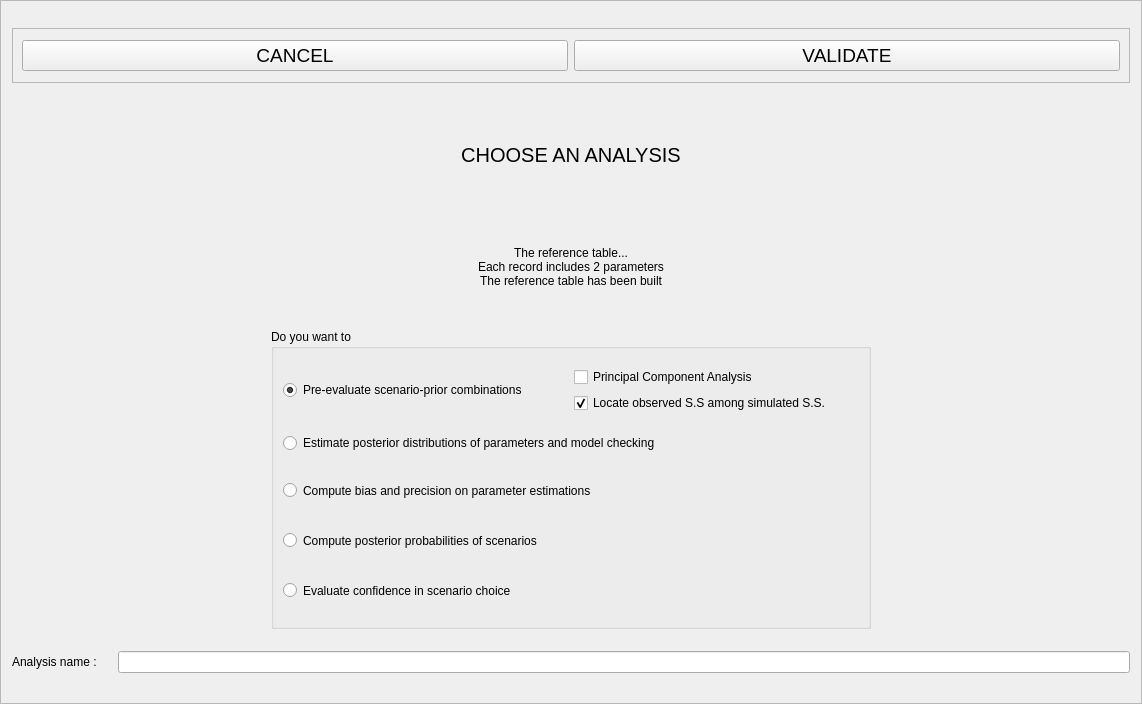
Qt form python_interface/uis/defineAnalysis.ui (cbgp/diyabc) before a commit.
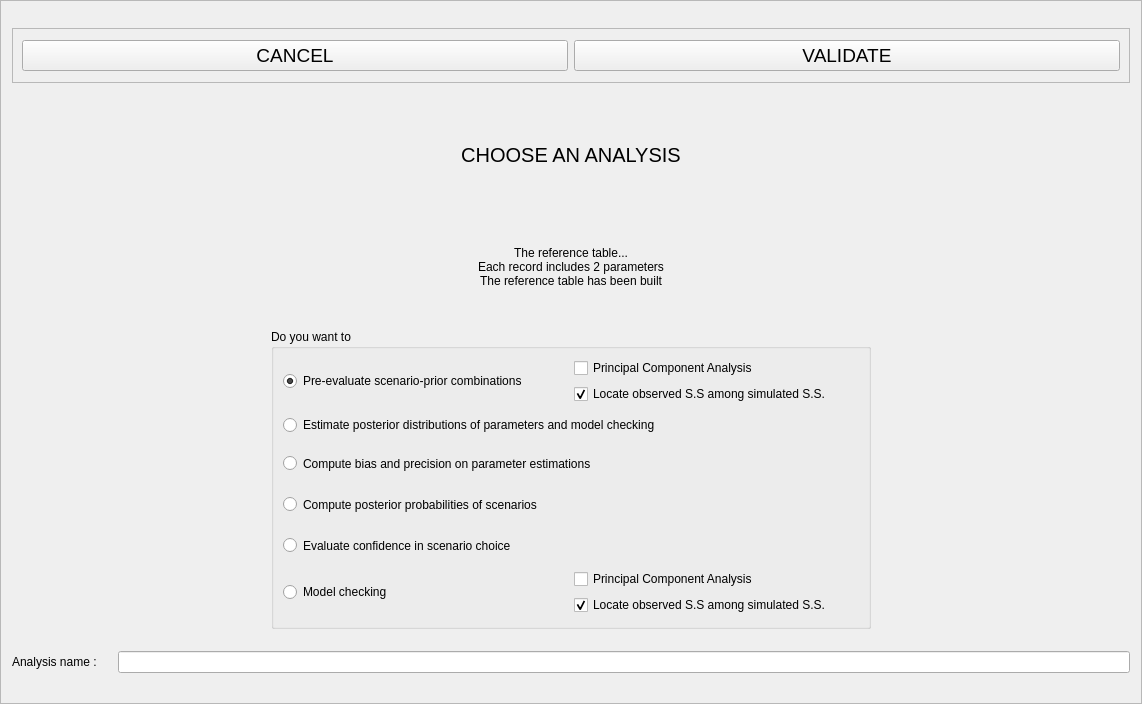
The same form after that commit.

Commit message: gestion du lancement des analyses complété

Patch:
```diff
--- a/python_interface/uis/defineAnalysis.ui
+++ b/python_interface/uis/defineAnalysis.ui
@@ -169,7 +169,7 @@
        <property name="title">
         <string>Do you want to</string>
        </property>
-       <layout class="QVBoxLayout" name="verticalLayout_3">
+       <layout class="QVBoxLayout" name="verticalLayout_4">
         <item>
          <layout class="QHBoxLayout" name="horizontalLayout">
           <item>
@@ -281,6 +281,41 @@
           </property>
          </widget>
         </item>
+        <item>
+         <layout class="QHBoxLayout" name="horizontalLayout_4">
+          <item>
+           <widget class="QRadioButton" name="modCheckRadio">
+            <property name="text">
+             <string>Model checking</string>
+            </property>
+            <property name="checked">
+             <bool>false</bool>
+            </property>
+           </widget>
+          </item>
+          <item>
+           <layout class="QVBoxLayout" name="verticalLayout_3">
+            <item>
+             <widget class="QCheckBox" name="pcaCheck_2">
+              <property name="text">
+               <string>Principal Component Analysis</string>
+              </property>
+             </widget>
+            </item>
+            <item>
+             <widget class="QCheckBox" name="lossCheck_2">
+              <property name="text">
+               <string>Locate observed S.S among simulated S.S.</string>
+              </property>
+              <property name="checked">
+               <bool>true</bool>
+              </property>
+             </widget>
+            </item>
+           </layout>
+          </item>
+         </layout>
+        </item>
        </layout>
       </widget>
      </item>
```
The commit also changes 1 other file.
